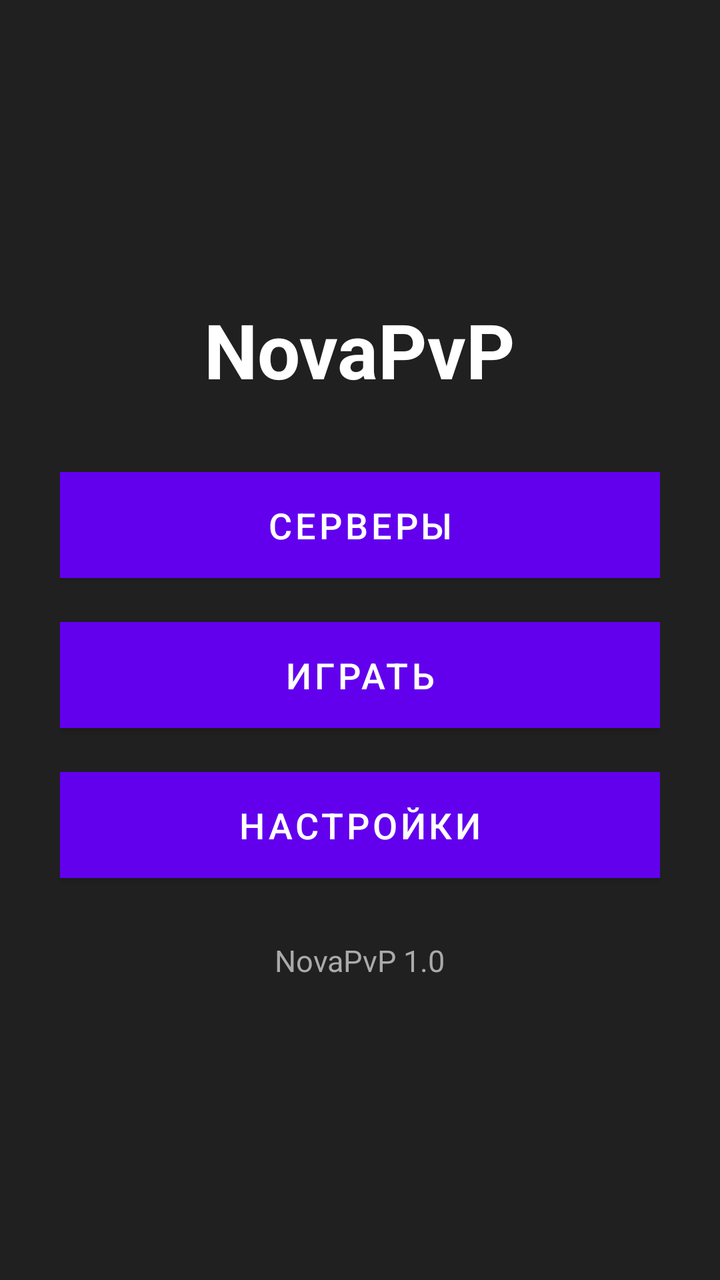
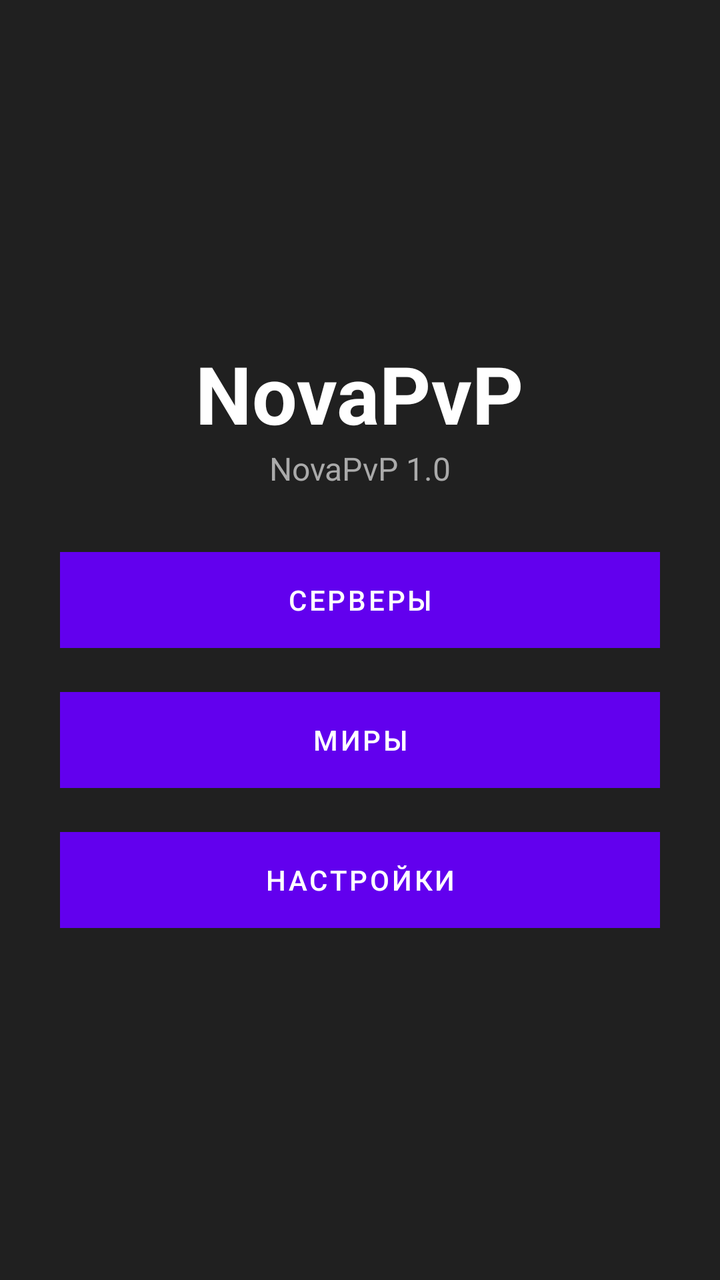

Before-and-after screenshots of an Android layout around one commit, followed by the original layout XML and the change that was made.
<!-- AndroidManifest.xml: fallback theme Theme.MaterialComponents.DayNight.NoActionBar -->
<!-- res/layout/activity_main.xml -->
<?xml version="1.0" encoding="utf-8"?>
<LinearLayout
    xmlns:android="http://schemas.android.com/apk/res/android"
    android:layout_width="match_parent"
    android:layout_height="match_parent"
    android:orientation="vertical"
    android:gravity="center"
    android:background="#202020"
    android:padding="30dp">

    <TextView
        android:layout_width="wrap_content"
        android:layout_height="wrap_content"
        android:text="NovaPvP"
        android:textColor="#FFFFFF"
        android:textSize="38sp"
        android:textStyle="bold"
        android:layout_marginBottom="30dp" />

    <Button
        android:id="@+id/serversButton"
        android:layout_width="360dp"
        android:layout_height="65dp"
        android:text="СЕРВЕРЫ"
        android:textSize="18sp" />

    <Button
        android:id="@+id/playButton"
        android:layout_width="360dp"
        android:layout_height="65dp"
        android:text="ИГРАТЬ"
        android:textSize="18sp"
        android:layout_marginTop="10dp" />

    <Button
        android:id="@+id/settingsButton"
        android:layout_width="360dp"
        android:layout_height="65dp"
        android:text="НАСТРОЙКИ"
        android:textSize="18sp"
        android:layout_marginTop="10dp" />

    <TextView
        android:layout_width="wrap_content"
        android:layout_height="wrap_content"
        android:text="NovaPvP 1.0"
        android:textColor="#AAAAAA"
        android:textSize="15sp"
        android:layout_marginTop="25dp" />

</LinearLayout>
<!-- resources referenced by this layout -->
<resources>

</resources>

<!-- the commit's change to res/layout/activity_main.xml (unified diff, before → after) -->
@@ -5,47 +5,43 @@
     android:layout_height="match_parent"
     android:orientation="vertical"
     android:gravity="center"
-    android:background="#202020"
-    android:padding="30dp">
+    android:padding="30dp"
+    android:background="#202020">
 
     <TextView
         android:layout_width="wrap_content"
         android:layout_height="wrap_content"
         android:text="NovaPvP"
         android:textColor="#FFFFFF"
-        android:textSize="38sp"
-        android:textStyle="bold"
-        android:layout_marginBottom="30dp" />
-
-    <Button
-        android:id="@+id/serversButton"
-        android:layout_width="360dp"
-        android:layout_height="65dp"
-        android:text="СЕРВЕРЫ"
-        android:textSize="18sp" />
-
-    <Button
-        android:id="@+id/playButton"
-        android:layout_width="360dp"
-        android:layout_height="65dp"
-        android:text="ИГРАТЬ"
-        android:textSize="18sp"
-        android:layout_marginTop="10dp" />
-
-    <Button
-        android:id="@+id/settingsButton"
-        android:layout_width="360dp"
-        android:layout_height="65dp"
-        android:text="НАСТРОЙКИ"
-        android:textSize="18sp"
-        android:layout_marginTop="10dp" />
+        android:textSize="40sp"
+        android:textStyle="bold" />
 
     <TextView
         android:layout_width="wrap_content"
         android:layout_height="wrap_content"
         android:text="NovaPvP 1.0"
         android:textColor="#AAAAAA"
-        android:textSize="15sp"
-        android:layout_marginTop="25dp" />
+        android:textSize="16sp"
+        android:layout_marginBottom="25dp" />
+
+    <Button
+        android:id="@+id/serversButton"
+        android:layout_width="350dp"
+        android:layout_height="60dp"
+        android:text="СЕРВЕРЫ" />
+
+    <Button
+        android:id="@+id/worldsButton"
+        android:layout_width="350dp"
+        android:layout_height="60dp"
+        android:text="МИРЫ"
+        android:layout_marginTop="10dp" />
+
+    <Button
+        android:id="@+id/settingsButton"
+        android:layout_width="350dp"
+        android:layout_height="60dp"
+        android:text="НАСТРОЙКИ"
+        android:layout_marginTop="10dp" />
 
 </LinearLayout>
